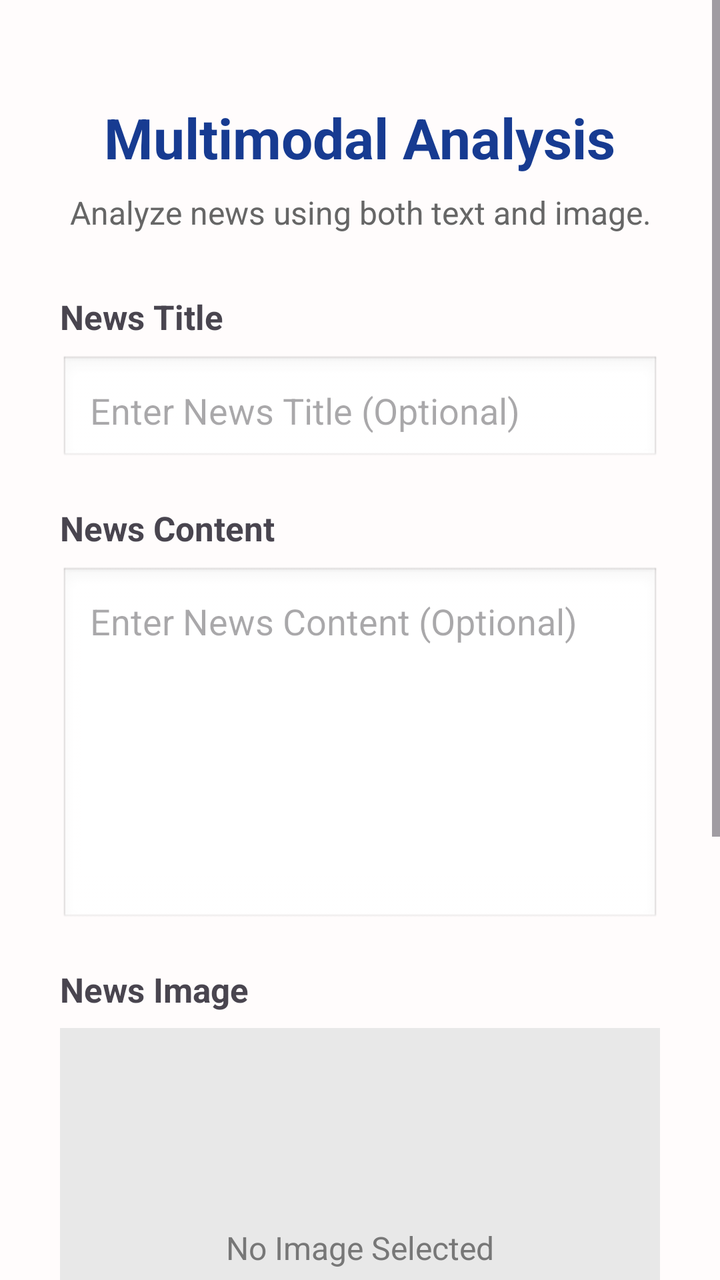
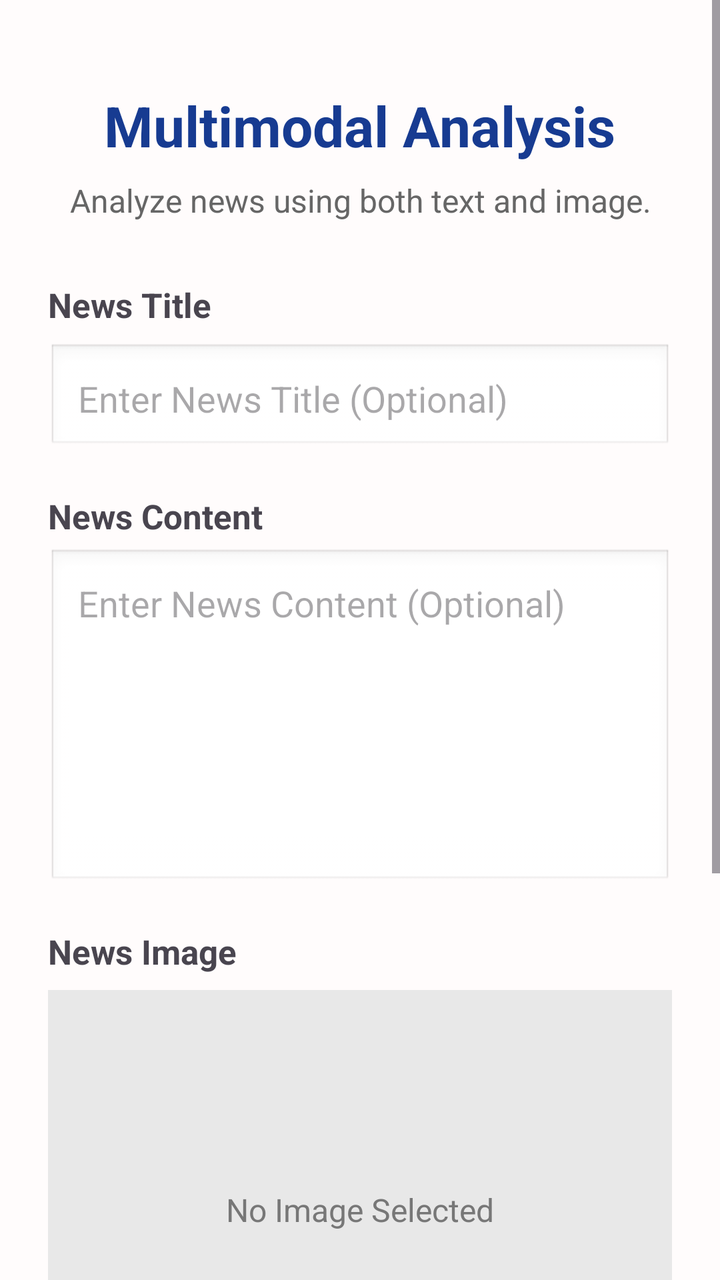

An Android layout rendered at two revisions. The XML below is the earlier revision; the diff shows what the commit changed to produce the second picture.
<!-- AndroidManifest.xml: application theme Theme.FactX -->
<!-- res/layout/activity_multimodal.xml -->
<?xml version="1.0" encoding="utf-8"?>
<ScrollView xmlns:android="http://schemas.android.com/apk/res/android"
    android:layout_width="match_parent"
    android:layout_height="match_parent"
    android:background="#FFFCFC">

    <LinearLayout
        android:layout_width="match_parent"
        android:layout_height="wrap_content"
        android:orientation="vertical"
        android:padding="30dp">

        

        <TextView
            android:layout_width="wrap_content"
            android:layout_height="wrap_content"
            android:text="Multimodal Analysis"
            android:textSize="28sp"
            android:textStyle="bold"
            android:textColor="#173B91"
            android:layout_gravity="center"
            android:layout_marginTop="20dp"/>


        

        <TextView
            android:layout_width="match_parent"
            android:layout_height="wrap_content"
            android:text="Analyze news using both text and image."
            android:textSize="16sp"
            android:textColor="#666666"
            android:gravity="center"
            android:layout_marginTop="8dp"
            android:layout_marginBottom="30dp"/>


        

        <TextView
            android:layout_width="wrap_content"
            android:layout_height="wrap_content"
            android:text="News Title"
            android:textSize="17sp"
            android:textStyle="bold"/>


        <EditText
            android:id="@+id/etTitle"
            android:layout_width="match_parent"
            android:layout_height="55dp"
            android:hint="Enter News Title (Optional)"
            android:padding="15dp"
            android:layout_marginTop="8dp"
            android:background="@android:drawable/edit_text"/>


        

        <TextView
            android:layout_width="wrap_content"
            android:layout_height="wrap_content"
            android:text="News Content"
            android:textSize="17sp"
            android:textStyle="bold"
            android:layout_marginTop="20dp"/>


        <EditText
            android:id="@+id/etNews"
            android:layout_width="match_parent"
            android:layout_height="180dp"
            android:hint="Enter News Content (Optional)"
            android:gravity="top|start"
            android:padding="15dp"
            android:inputType="textMultiLine"
            android:layout_marginTop="8dp"
            android:background="@android:drawable/edit_text"/>


        

        <TextView
            android:layout_width="wrap_content"
            android:layout_height="wrap_content"
            android:text="News Image"
            android:textSize="17sp"
            android:textStyle="bold"
            android:layout_marginTop="20dp"/>


        

        <FrameLayout
            android:id="@+id/imageBox"
            android:layout_width="match_parent"
            android:layout_height="220dp"
            android:layout_marginTop="8dp"
            android:background="#E8E8E8">

            <ImageView
                android:id="@+id/imgPreview"
                android:layout_width="match_parent"
                android:layout_height="match_parent"
                android:padding="8dp"
                android:scaleType="centerInside"
                android:contentDescription="Selected news image"/>

            <TextView
                android:id="@+id/txtImagePlaceholder"
                android:layout_width="wrap_content"
                android:layout_height="wrap_content"
                android:layout_gravity="center"
                android:text="No Image Selected"
                android:textSize="16sp"
                android:textColor="#777777"/>

        </FrameLayout>


        

        <Button
            android:id="@+id/btnSelectImage"
            android:layout_width="match_parent"
            android:layout_height="55dp"
            android:layout_marginTop="15dp"
            android:text="Select Image"
            android:textAllCaps="false"
            android:textSize="17sp"
            android:textStyle="bold"
            android:backgroundTint="#173B91"
            android:textColor="#FFFFFF"/>


        

        <Button
            android:id="@+id/btnAnalyze"
            android:layout_width="match_parent"
            android:layout_height="55dp"
            android:layout_marginTop="20dp"
            android:text="Analyze News"
            android:textAllCaps="false"
            android:textSize="18sp"
            android:textStyle="bold"
            android:backgroundTint="#173B91"
            android:textColor="#FFFFFF"/>


        

        <Button
            android:id="@+id/btnClear"
            android:layout_width="match_parent"
            android:layout_height="55dp"
            android:layout_marginTop="15dp"
            android:text="Clear"
            android:textAllCaps="false"
            android:textSize="18sp"
            android:textStyle="bold"
            android:backgroundTint="#BDBDBD"
            android:textColor="#000000"/>

    </LinearLayout>

</ScrollView>
<!-- resources referenced by this layout -->
<resources>
  <style name="Theme.FactX" parent="Base.Theme.FactX" />
  <style name="Base.Theme.FactX" parent="Theme.Material3.DayNight.NoActionBar">
          
          
      </style>
</resources>

<!-- the commit's change to res/layout/activity_multimodal.xml (unified diff, before → after) -->
@@ -8,7 +8,7 @@
         android:layout_width="match_parent"
         android:layout_height="wrap_content"
         android:orientation="vertical"
-        android:padding="30dp">
+        android:padding="24dp">
 
         
 
@@ -70,12 +70,12 @@
         <EditText
             android:id="@+id/etNews"
             android:layout_width="match_parent"
-            android:layout_height="180dp"
+            android:layout_height="170dp"
             android:hint="Enter News Content (Optional)"
             android:gravity="top|start"
             android:padding="15dp"
             android:inputType="textMultiLine"
-            android:layout_marginTop="8dp"
+            android:layout_marginTop="5dp"
             android:background="@android:drawable/edit_text"/>
 
 
@@ -125,10 +125,10 @@
             android:id="@+id/btnSelectImage"
             android:layout_width="match_parent"
             android:layout_height="55dp"
-            android:layout_marginTop="15dp"
+            android:layout_marginTop="12dp"
             android:text="Select Image"
             android:textAllCaps="false"
-            android:textSize="17sp"
+            android:textSize="20sp"
             android:textStyle="bold"
             android:backgroundTint="#173B91"
             android:textColor="#FFFFFF"/>
@@ -140,7 +140,7 @@
             android:id="@+id/btnAnalyze"
             android:layout_width="match_parent"
             android:layout_height="55dp"
-            android:layout_marginTop="20dp"
+            android:layout_marginTop="10dp"
             android:text="Analyze News"
             android:textAllCaps="false"
             android:textSize="18sp"
@@ -155,7 +155,7 @@
             android:id="@+id/btnClear"
             android:layout_width="match_parent"
             android:layout_height="55dp"
-            android:layout_marginTop="15dp"
+            android:layout_marginTop="12dp"
             android:text="Clear"
             android:textAllCaps="false"
             android:textSize="18sp"
